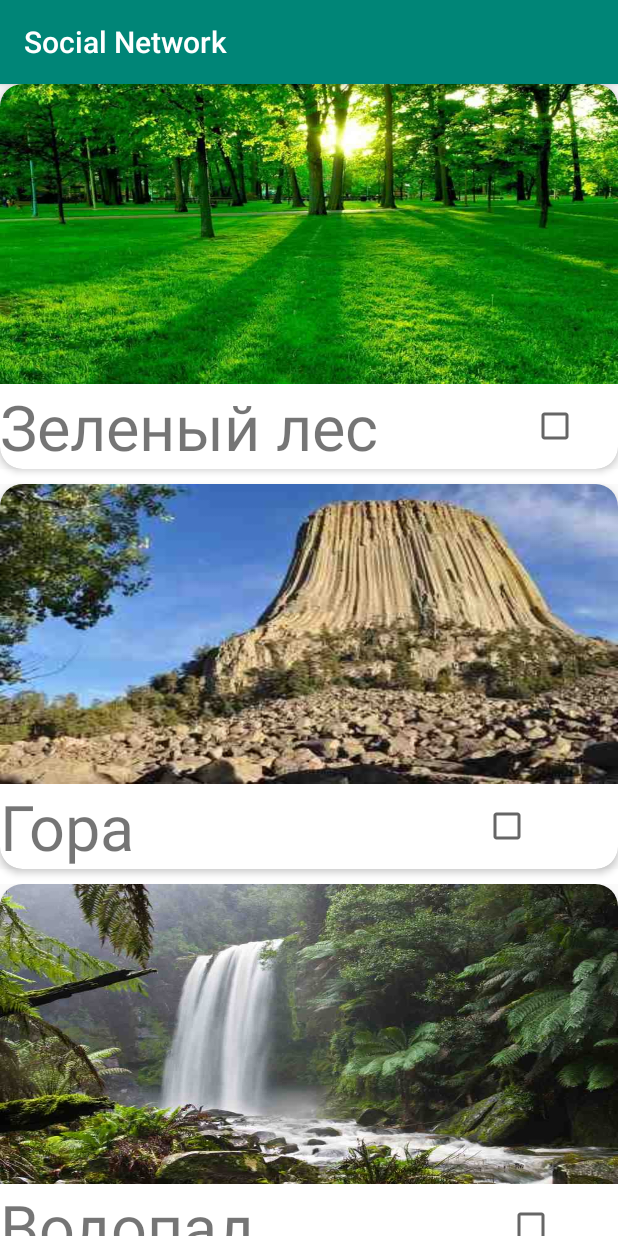
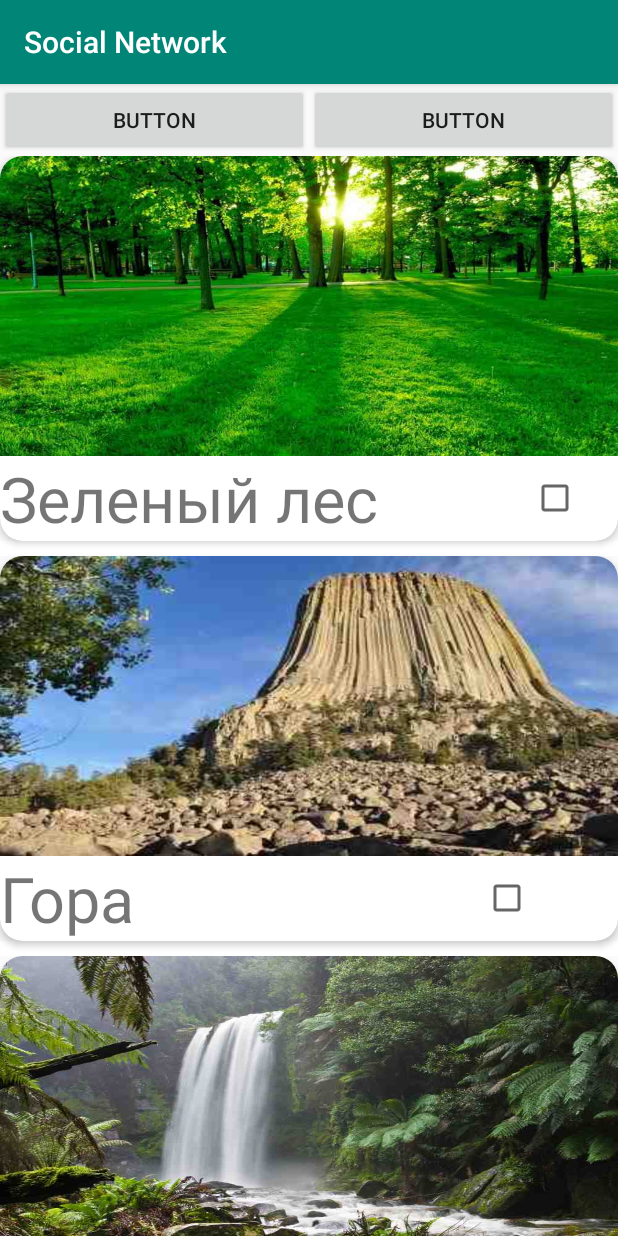
Before and after one commit to DwarfPorter/SocialNetwork, an Android app: the screen it shows after launch (MainActivity), on a phone screen of 412 x 824 dp. Run offline under Robolectric (Android 15) with nearby library versions, the phone set to English and light mode, and no system bars.

Commit message:
lдобавление и удаление

```diff
--- a/app/src/main/java/ru/geekbrains/socialnetwork/MainActivity.java
+++ b/app/src/main/java/ru/geekbrains/socialnetwork/MainActivity.java
@@ -7,6 +7,7 @@ import androidx.recyclerview.widget.RecyclerView;
 
 import android.os.Bundle;
 import android.view.View;
+import android.widget.Button;
 import android.widget.TextView;
 import android.widget.Toast;
 
@@ -20,10 +21,32 @@ public class MainActivity extends AppCompatActivity {
         SocSourceData sourceData = new SocSourceBuilder()
                 .setResources(getResources())
                 .build();
-        initRecyclerView(sourceData);
+
+        final SocChangableSource socChangableSource = new SocChangeSource(sourceData);
+
+
+        final SocialNetworkAdapter adapter = initRecyclerView(socChangableSource);
+
+        Button add = findViewById(R.id.buttonAdd);
+        add.setOnClickListener(new View.OnClickListener() {
+            @Override
+            public void onClick(View view) {
+                socChangableSource.add();
+                adapter.notifyDataSetChanged();
+            }
+        });
+
+        Button del = findViewById(R.id.buttonDel);
+        del.setOnClickListener(new View.OnClickListener() {
+            @Override
+            public void onClick(View view) {
+                socChangableSource.delete();
+                adapter.notifyDataSetChanged();
+            }
+        });
     }
 
-    private void initRecyclerView(SocSourceData data)
+    private SocialNetworkAdapter initRecyclerView(SocSourceData data)
     {
         RecyclerView recyclerView = findViewById(R.id.recycler_view);
         recyclerView.setHasFixedSize(true);
@@ -44,5 +67,7 @@ public class MainActivity extends AppCompatActivity {
                 Toast.makeText(MainActivity.this, String.format("Позиция - %d", position), Toast.LENGTH_SHORT).show();
             }
         });
+
+        return socnetAdapter;
     }
 }
--- /dev/null
+++ b/app/src/main/java/ru/geekbrains/socialnetwork/SocChangableSource.java
@@ -0,0 +1,6 @@
+package ru.geekbrains.socialnetwork;
+
+public interface SocChangableSource extends SocSourceData {
+    void add();
+    void delete();
+}
--- /dev/null
+++ b/app/src/main/java/ru/geekbrains/socialnetwork/SocChangeSource.java
@@ -0,0 +1,36 @@
+package ru.geekbrains.socialnetwork;
+
+public class SocChangeSource implements SocChangableSource {
+
+    private int count;
+    private SocSourceData dataSource;
+
+    public SocChangeSource(SocSourceData dataSource){
+        count = 0;
+        this.dataSource = dataSource;
+    }
+
+    @Override
+    public void add() {
+        if (count < dataSource.size()){
+            count ++;
+        }
+    }
+
+    @Override
+    public void delete() {
+        if (count > 0){
+            count --;
+        }
+    }
+
+    @Override
+    public Soc getSoc(int position) {
+        return dataSource.getSoc(position);
+    }
+
+    @Override
+    public int size() {
+        return dataSource.size();
+    }
+}
--- a/app/src/main/res/layout/activity_main.xml
+++ b/app/src/main/res/layout/activity_main.xml
@@ -1,13 +1,34 @@
 <?xml version="1.0" encoding="utf-8"?>
-<FrameLayout xmlns:android="http://schemas.android.com/apk/res/android"
+<LinearLayout xmlns:android="http://schemas.android.com/apk/res/android"
     xmlns:app="http://schemas.android.com/apk/res-auto"
     xmlns:tools="http://schemas.android.com/tools"
     android:layout_width="match_parent"
     android:layout_height="match_parent"
-    tools:context=".MainActivity">
+    tools:context=".MainActivity"
+    android:orientation="vertical">
+
+    <LinearLayout
+        android:layout_width="match_parent"
+        android:layout_height="wrap_content"
+        android:orientation="horizontal">
+
+        <Button
+            android:id="@+id/buttonAdd"
+            android:layout_width="wrap_content"
+            android:layout_height="wrap_content"
+            android:layout_weight="1"
+            android:text="Button" />
+
+        <Button
+            android:id="@+id/buttonDel"
+            android:layout_width="wrap_content"
+            android:layout_height="wrap_content"
+            android:layout_weight="1"
+            android:text="Button" />
+    </LinearLayout>
 
     <androidx.recyclerview.widget.RecyclerView
         android:id="@+id/recycler_view"
         android:layout_width="match_parent"
         android:layout_height="match_parent" />
-</FrameLayout>
+</LinearLayout>
```
